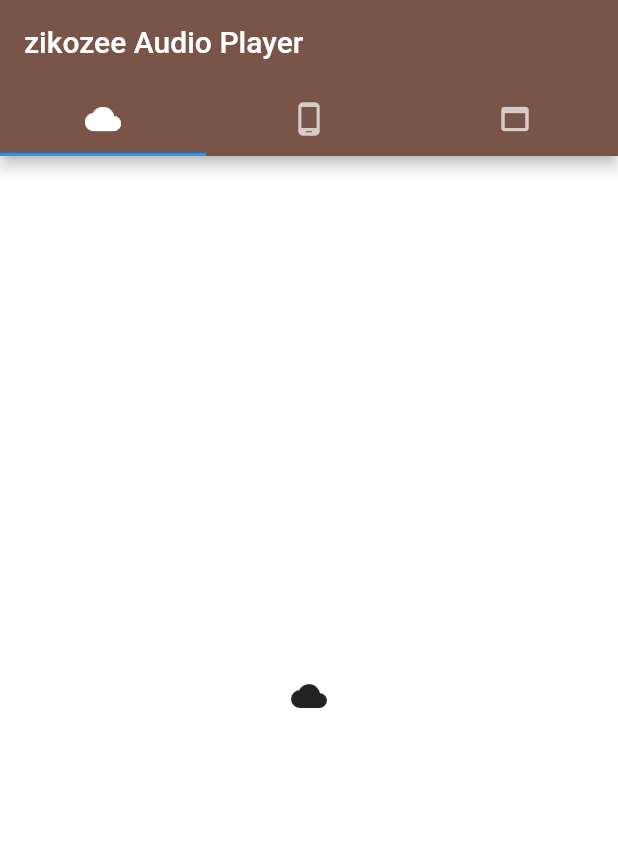
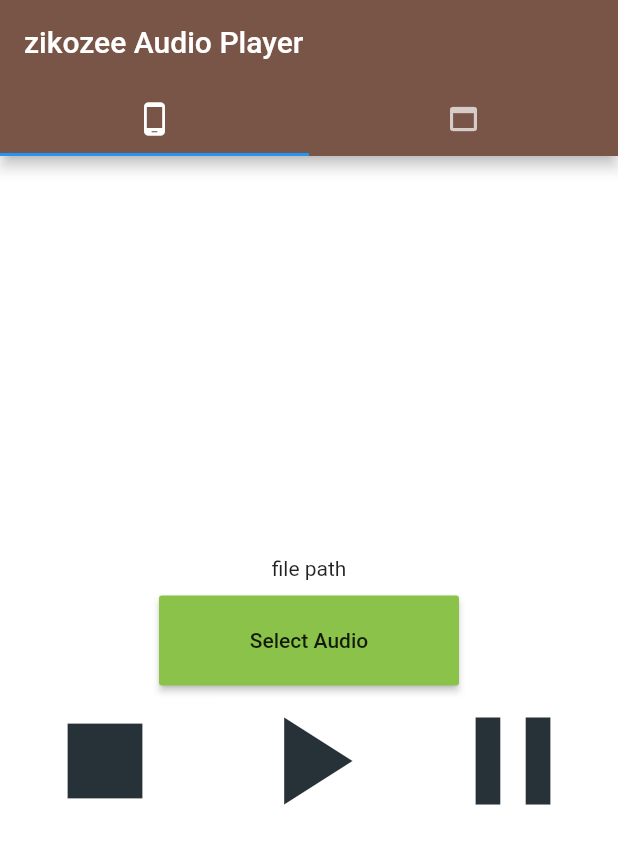
Before and after one commit to zexes/audio_sound_player, a Flutter app: the screen it shows after launch, on a phone screen of 412 x 824 dp. Shown: the top 844 px of the screen. Run offline on Flutter 3.47's test engine with Material 2 defaults, Android fonts, the phone set to English and light mode, and no system bars; our stand-ins replace audioplayers, file_picker.

Commit message:
audio alone

```diff
--- a/lib/main.dart
+++ b/lib/main.dart
@@ -1,3 +1,5 @@
+import 'dart:io';
+
 import 'package:audioplayers/audio_cache.dart';
 import 'package:file_picker/file_picker.dart';
 import 'package:flutter/material.dart';
@@ -34,7 +36,7 @@ class _MyAppState extends State<MyApp> {
   Widget build(BuildContext context) {
     return MaterialApp(
       home: DefaultTabController(
-      length: 3,
+        length: 2,
         child: Scaffold(
           backgroundColor: Colors.white70,
           appBar: AppBar(
@@ -42,9 +44,6 @@ class _MyAppState extends State<MyApp> {
             title: Text('zikozee Audio Player'),
             bottom: TabBar(
               tabs: <Widget>[
-              Tab(
-                icon: Icon(Icons.cloud),
-              ),
                 Tab(
                   icon: Icon(Icons.phone_android),
                 ),
@@ -54,7 +53,6 @@ class _MyAppState extends State<MyApp> {
           ),
           body: TabBarView(
             children: <Widget>[
-            Tab(child: Icon(Icons.cloud)),
               Tab(
                 child: Center(
                   child: Column(
@@ -132,7 +130,8 @@ class _MyAppState extends State<MyApp> {
             ],
           ),
         ),
-    ));
+      ),
+    );
   }
 
   Future<String> getFileName() async {
--- a/pubspec.yaml
+++ b/pubspec.yaml
@@ -14,6 +14,7 @@ dependencies:
   audioplayers: ^0.13.5
   file_picker: ^1.4.3+1
 
+
 dev_dependencies:
   flutter_test:
     sdk: flutter
```
Lines whose indentation alone changed are shown as unchanged.
